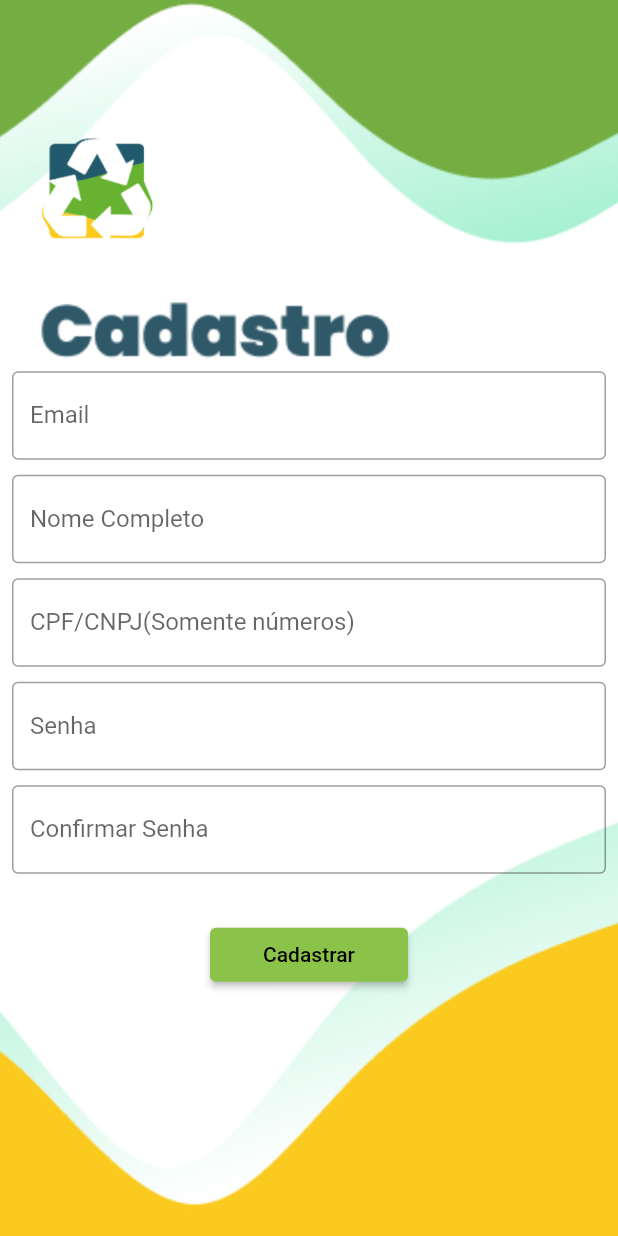
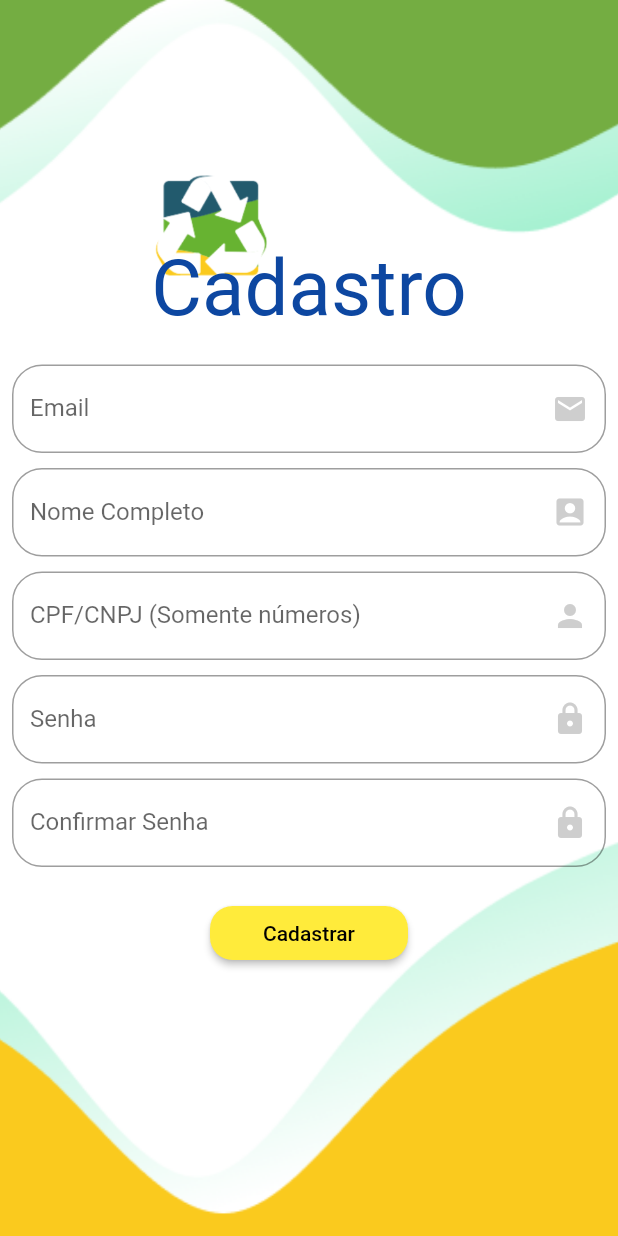
Before and after one commit to Ranbu100/recicla_app, a Flutter app: the LoginPage screen opened by its route, after a tap on "Clique para se Cadastrar", on a phone screen of 412 x 824 dp. Run offline on Flutter 3.47's test engine with Material 2 defaults, Android fonts, the phone set to English and light mode, and no system bars.

Commit message:
Recicla app

```diff
--- a/lib/app_recicla.dart
+++ b/lib/app_recicla.dart
@@ -16,7 +16,7 @@ class AppWidget extends StatelessWidget {
         animation: AppController.instance,
         builder: (context, child) => MaterialApp(
               theme: ThemeData(
-                primarySwatch: Colors.lightGreen,
+                primarySwatch: Colors.yellow,
                 brightness: AppController.instance.darkTheme
                     ? Brightness.dark
                     : Brightness.light,
@@ -24,7 +24,7 @@ class AppWidget extends StatelessWidget {
               routes: {
                 "/":(context) => StepForm(),
                 "/Home":(context) => LoginPage(),
-                "C":(context) => ResgistrationPage(),
+                "C":(context) => const RegistrationPage(),
                 "Home":(context) => HomePage()
               }
             ));
--- a/lib/cadastro_page.dart
+++ b/lib/cadastro_page.dart
@@ -1,22 +1,34 @@
 import 'package:flutter/material.dart';
-import 'loginpage.dart';
-import 'package:shared_preferences/shared_preferences.dart';
 
-class ResgistrationPage extends StatefulWidget {
-  const ResgistrationPage({super.key});
+class RegistrationPage extends StatefulWidget {
+  const RegistrationPage({Key? key}) : super(key: key);
 
   @override
-  State<ResgistrationPage> createState() => _ResgistrationPageState();
+  State<RegistrationPage> createState() => _RegistrationPageState();
 }
 
-class _ResgistrationPageState extends State<ResgistrationPage> {
-  @override
+class _RegistrationPageState extends State<RegistrationPage> {
+  final TextEditingController emailController = TextEditingController();
+  final TextEditingController nomeController = TextEditingController();
+  final TextEditingController cpfController = TextEditingController();
   final TextEditingController senhaController = TextEditingController();
   final TextEditingController confirmarSenhaController =
       TextEditingController();
+
   String mensagemErro = '';
 
-  void _verificarSenhas() {
+  void _verificarCampos() {
+    if (emailController.text.isEmpty ||
+        nomeController.text.isEmpty ||
+        cpfController.text.isEmpty ||
+        senhaController.text.isEmpty ||
+        confirmarSenhaController.text.isEmpty) {
+      setState(() {
+        mensagemErro = 'Todos os campos são obrigatórios.';
+      });
+      return;
+    }
+
     if (senhaController.text != confirmarSenhaController.text) {
       setState(() {
         mensagemErro = 'As senhas não coincidem.';
@@ -25,13 +37,11 @@ class _ResgistrationPageState extends State<ResgistrationPage> {
       setState(() {
         mensagemErro = '';
       });
-      // Faça o que for necessário para concluir o cadastro
-    }
+      Navigator.of(context).pushNamed("/Home");// Faça o que for necessário para concluir o cadastro
     }
 
-  List<String> senha = [];
-  List<String> cpf = [];
-  String csenha = '';
+  }
+
   Widget _body() {
     return SingleChildScrollView(
       child: SizedBox(
@@ -39,132 +49,108 @@ class _ResgistrationPageState extends State<ResgistrationPage> {
         height: MediaQuery.of(context).size.height,
         child: Padding(
           padding: const EdgeInsets.all(8.0),
-          child: Column(mainAxisAlignment: MainAxisAlignment.center, children: [
-            Container(
-              height: 100,
+          child: Column(
+            mainAxisAlignment: MainAxisAlignment.center,
+            children: [
+              Text(
+                "Cadastro",
+                style: TextStyle(
+                  fontSize: 52,
+                  color: Colors.blue[900],
                 ),
+              ),
+              SizedBox(height: 20),
               TextField(
+                controller: emailController,
                 decoration: InputDecoration(
                   labelText: "Email",
-                border: OutlineInputBorder(),
+                  border: OutlineInputBorder(
+                    borderRadius: BorderRadius.circular(20.0),
+                  ),
+                  suffixIcon: Icon(
+                    Icons.email,
+                    color: Colors.grey.withOpacity(0.5),
                   ),
                 ),
-            Container(
-              height: 10,
               ),
+              SizedBox(height: 10),
               TextField(
+                controller: nomeController,
                 decoration: InputDecoration(
                   labelText: "Nome Completo",
-                border: OutlineInputBorder(),
+                  border: OutlineInputBorder(
+                    borderRadius: BorderRadius.circular(20.0),
+                  ),
+                  suffixIcon: Icon(
+                    Icons.account_box,
+                    color: Colors.grey.withOpacity(0.5),
                   ),
                 ),
-            Container(
-              height: 10,
               ),
+              SizedBox(height: 10),
               TextField(
+                controller: cpfController,
                 keyboardType: TextInputType.number,
-              onChanged: (text) {
-                cpf.add(text);
-              },
                 decoration: InputDecoration(
-                labelText: "CPF/CNPJ(Somente números)",
-                border: OutlineInputBorder(),
+                  labelText: "CPF/CNPJ (Somente números)",
+                  border: OutlineInputBorder(
+                    borderRadius: BorderRadius.circular(20.0),
+                  ),
+                  suffixIcon: Icon(
+                    Icons.person,
+                    color: Colors.grey.withOpacity(0.5),
                   ),
                 ),
-            Container(
-              height: 10,
               ),
-
-
-
-
+              SizedBox(height: 10),
               TextField(
-              onChanged: (text) {
-                csenha = text;
-              },
                 controller: senhaController,
                 obscureText: true,
                 decoration: InputDecoration(
                   labelText: "Senha",
-                border: OutlineInputBorder(),
+                  border: OutlineInputBorder(
+                    borderRadius: BorderRadius.circular(20.0),
+                  ),
+                  suffixIcon: Icon(
+                    Icons.lock_rounded,
+                    color: Colors.grey.withOpacity(0.5),
                   ),
                 ),
-            Container(
-              height: 10,
               ),
+              SizedBox(height: 10),
               TextField(
-              onChanged: (text) {
-                if (csenha == text) {
-                  senha.add(text);
-                } else {}
-              },
                 controller: confirmarSenhaController,
                 obscureText: true,
                 decoration: InputDecoration(
                   labelText: "Confirmar Senha",
-                border: OutlineInputBorder(),
+                  border: OutlineInputBorder(
+                    borderRadius: BorderRadius.circular(20.0),
+                  ),
+                  suffixIcon: Icon(
+                    Icons.lock_rounded,
+                    color: Colors.grey.withOpacity(0.5),
                   ),
                 ),
-            Container(
-              height: 10,
               ),
-            Container(
-              height: 20,
-            ),
+              SizedBox(height: 20),
               ElevatedButton(
                 onPressed: () {
-                  print("Cadastrado com Sucesso");
-                  Navigator.of(context).pushReplacementNamed("/Home");
+                  _verificarCampos();
+
                 },
+                style: ElevatedButton.styleFrom(
+                  shape: RoundedRectangleBorder(
+                    borderRadius: BorderRadius.circular(15.0),
+                  ),
+                  backgroundColor: Colors.yellow,
+                ),
                 child: Container(
                   width: 100,
                   child: const Text(
                     'Cadastrar',
                     textAlign: TextAlign.center,
-                    ))),
-            Text(
-              mensagemErro,
-              style: TextStyle(
-                color: Colors.red,
                   ),
                 ),
-          ]),
-        ),
-      ),
-    );
-  }
-
-  Widget build(BuildContext context) {
-    return Scaffold(
-      body: Stack(
-        children: [
-          SizedBox(
-            width: MediaQuery.of(context).size.width,
-            height: MediaQuery.of(context).size.height,
-            child: Image.asset("assets/images/10.png", fit: BoxFit.cover),
-          ),
-          _body(),
-        ],
-      ),
-    );
-  }
-}
-
-/*
-
-            TextField(
-              controller: senhaController,
-              obscureText: true,
-              decoration: InputDecoration(labelText: 'Senha'),
-            ),
-            TextField(
-              controller: confirmarSenhaController,
-              obscureText: true,
-              decoration: InputDecoration(labelText: 'Confirmar Senha'),
-            ),
-            ElevatedButton(
-              onPressed: _verificarSenhas,
-              child: Text('Cadastrar'),
               ),
               Text(
                 mensagemErro,
@@ -175,8 +161,23 @@ class _ResgistrationPageState extends State<ResgistrationPage> {
             ],
           ),
         ),
+      ),
+    );
+  }
+
+  @override
+  Widget build(BuildContext context) {
+    return Scaffold(
+      body: Stack(
+        children: [
+          SizedBox(
+            width: MediaQuery.of(context).size.width,
+            height: MediaQuery.of(context).size.height,
+            child: Image.asset("assets/images/8.png", fit: BoxFit.cover),
+          ),
+          _body(),
+        ],
+      ),
     );
   }
 }
-
- */
--- a/lib/loginpage.dart
+++ b/lib/loginpage.dart
@@ -67,7 +67,7 @@ class _LoginPageState extends State<LoginPage> {
               suffixIcon: Padding(
                 padding: const EdgeInsets.all(8.0),
                 child: Icon(
-                  Icons.lock,
+                  Icons.lock_rounded,
                   color: Colors.grey
                       .withOpacity(0.5), // Define a cor semi-transparente
                 ),
--- a/pubspec.yaml
+++ b/pubspec.yaml
@@ -62,7 +62,7 @@ flutter:
 
   # To add assets to your application, add an assets section, like this:
   assets:
-    - assets/images/logo_recicla_homepg.png
+    - assets/images/pag0.png
     - assets/images/1.png
     - assets/images/2.png
     - assets/images/3.png
@@ -75,7 +75,7 @@ flutter:
     - assets/images/17.png
     - assets/images/15.png
     - assets/images/5.png
-    - assets/images/Logo.png
+    - assets/images/pag1.png
     - assets/images/pag2.png
     - assets/images/pag3.png
     - assets/images/pag4.png
```
Also changed, not shown: lib/home_page.dart (+48 -27 lines), lib/step_form.dart (+24 -12 lines), assets/images/13.png, assets/images/pag0.png (renamed from assets/images/logo_recicla_homepg.png), assets/images/pag1.png (renamed from assets/images/Logo.png), pubspec.lock, 2 other files. Lines whose indentation alone changed are shown as unchanged.
